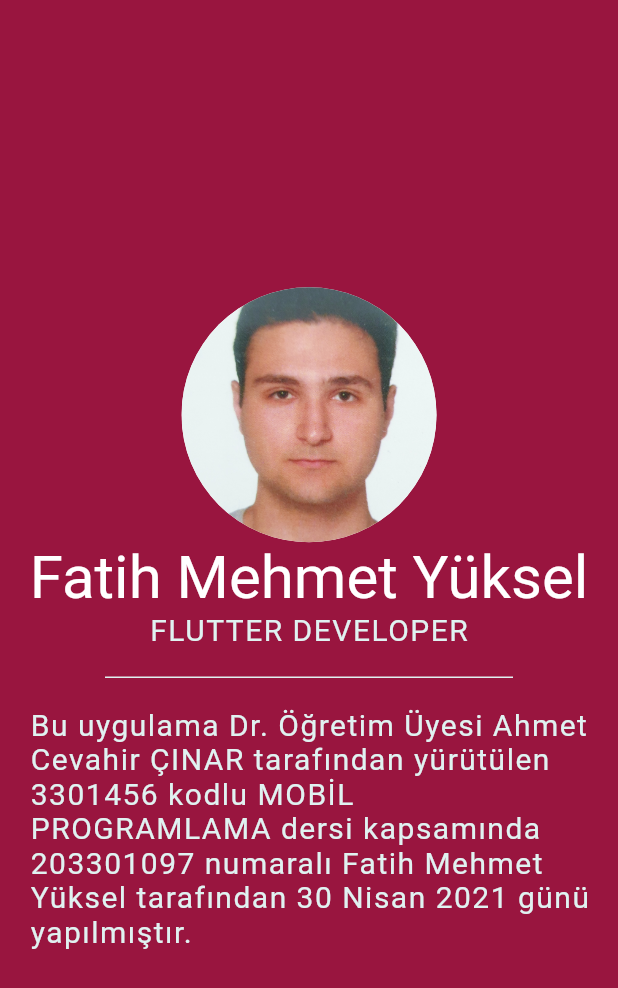
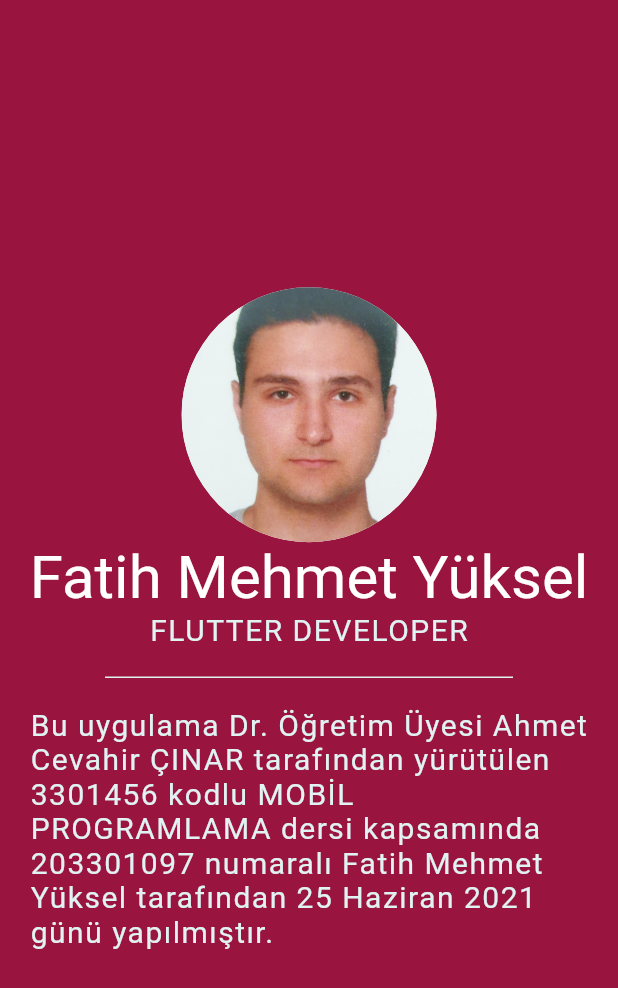
Before and after one commit to Fatih-Mehmet-Yuksel/Idle_Population_Clicker, a Flutter app: the Hakkimizdaicerik screen opened directly, on a phone screen of 412 x 824 dp. Shown: the top 988 px of the screen. Run offline on Flutter 3.47's test engine with Material 2 defaults, Android fonts, the phone set to English and light mode, and no system bars; our stand-ins replace after_layout, animated_text_kit, cloud_firestore, convex_bottom_bar, firebase_core, fl_chart and 7 more; missing offline and left inert: slide_popup_dialog; accounts and stored records are empty; Roboto replaces fonts that are missing (SansPro, pacifico).

Commit message:
güncelleme

```diff
--- a/lib/main.dart
+++ b/lib/main.dart
@@ -13,8 +13,8 @@ import 'package:shared_preferences/shared_preferences.dart';
 import 'package:after_layout/after_layout.dart';
 import 'pages/baslangic.dart';
 import 'dart:async';
-import 'package:sqflite/sqflite.dart';
-import 'package:slide_popup_dialog/slide_popup_dialog.dart' as slideDialog;
+//import 'package:sqflite/sqflite.dart';
+//import 'package:slide_popup_dialog/slide_popup_dialog.dart' as slideDialog;
 
 Timer timer;
 int start = 3;
--- a/lib/pages/diger/ayarlar.dart
+++ b/lib/pages/diger/ayarlar.dart
@@ -5,7 +5,7 @@ import 'kayitli_sil.dart';
 import 'versiyon_gecimisi.dart';
 import 'hava_durumu.dart';
 import '../loading_screen.dart';
-import 'package:idle_population_clicker/graphic.dart';
+import '../../models/graphic.dart';
 
 class ayarlar extends StatefulWidget {
   @override
--- a/lib/pages/diger/hakkimizda.dart
+++ b/lib/pages/diger/hakkimizda.dart
@@ -68,7 +68,7 @@ class Hakkimizdaicerik extends StatelessWidget {
             padding: EdgeInsets.only(left: 20,right: 10),
             child: Text(
               "Bu uygulama Dr. Öğretim Üyesi Ahmet Cevahir ÇINAR tarafından yürütülen 3301456 kodlu MOBİL PROGRAMLAMA dersi "
-                  "kapsamında 203301097 numaralı Fatih Mehmet Yüksel tarafından 30 Nisan 2021 günü yapılmıştır.",
+                  "kapsamında 203301097 numaralı Fatih Mehmet Yüksel tarafından 25 Haziran 2021 günü yapılmıştır.",
               style: TextStyle(
                   color: Colors.teal[50],
                   fontSize: 20,
--- a/lib/pages/istatistik.dart
+++ b/lib/pages/istatistik.dart
@@ -3,7 +3,7 @@ import 'package:firebase_core/firebase_core.dart';
 import 'package:flutter/material.dart';
 import 'package:idle_population_clicker/main.dart';
 import 'package:fl_chart/fl_chart.dart';
-import 'package:idle_population_clicker/graphic.dart';
+import '../models/graphic.dart';
 
 class Istatistik extends StatefulWidget {
   @override
```
Also changed, not shown: lib/models/graphic.dart (renamed from lib/graphic.dart), pubspec.lock.
